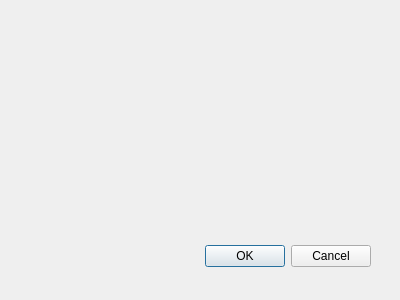
Above: app/messager.ui from sijiahi/ndn_app_old before the change. Below: the same form after it.
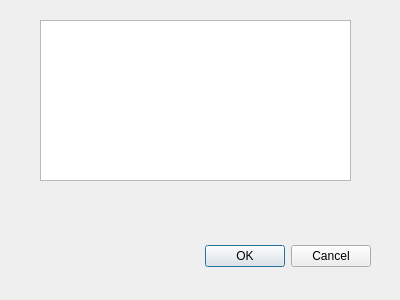
That is the form after the change.

```diff
--- a/app/messager.ui
+++ b/app/messager.ui
@@ -31,6 +31,16 @@
     <set>QDialogButtonBox::Cancel|QDialogButtonBox::Ok</set>
    </property>
   </widget>
+  <widget class="QTextBrowser" name="textBrowser">
+   <property name="geometry">
+    <rect>
+     <x>40</x>
+     <y>20</y>
+     <width>311</width>
+     <height>161</height>
+    </rect>
+   </property>
+  </widget>
  </widget>
  <pixmapfunction/>
  <resources/>
```
Left out of the diff: 5 changed lines with no effect on the pictures.
